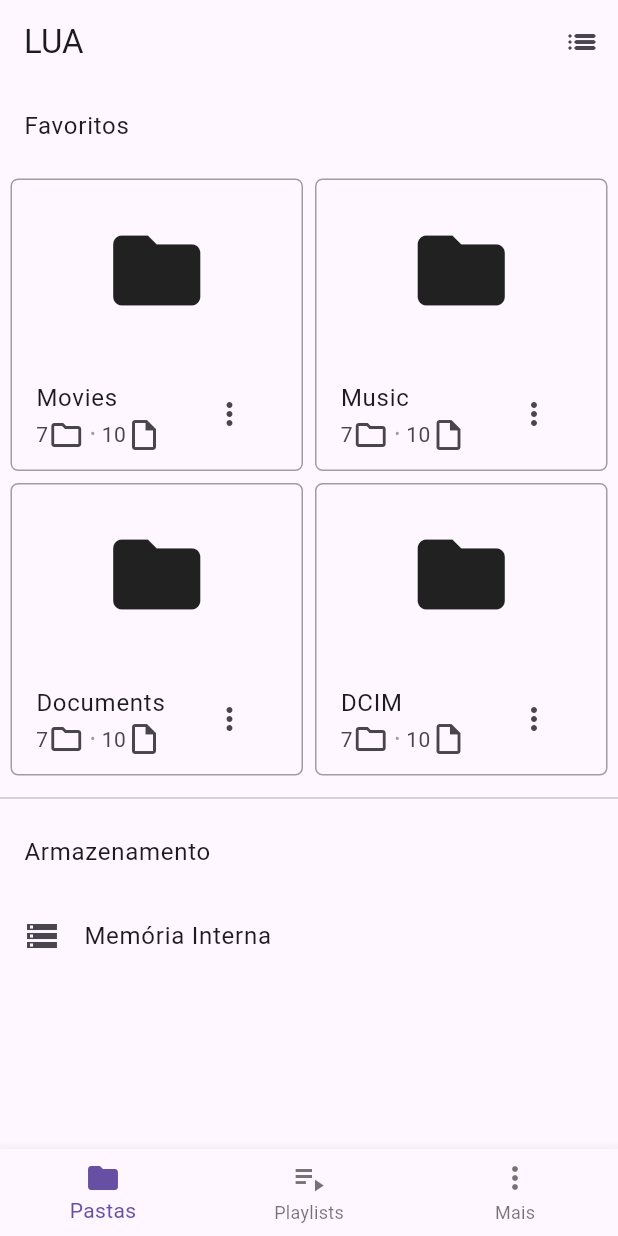
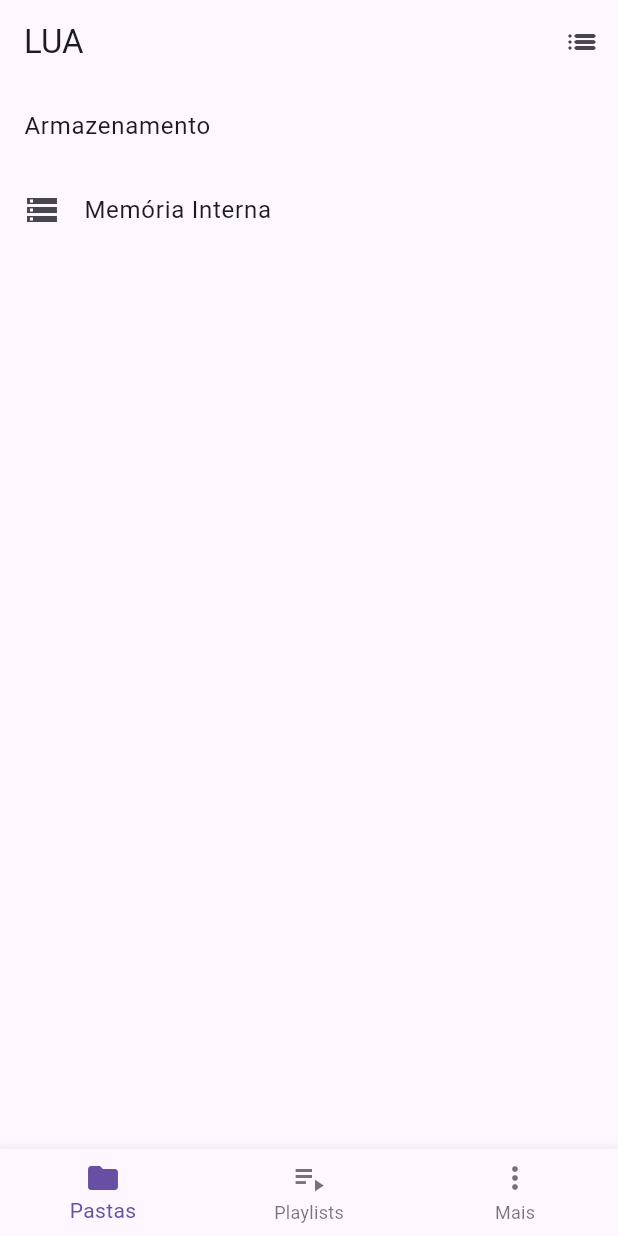
Before and after one commit to UildsonSantos/Lua, a Flutter app: the screen it shows after launch, on a phone screen of 412 x 824 dp. Run offline on Flutter 3.47's test engine with Material 3 defaults, Android fonts, the phone set to English and light mode, and no system bars; our stand-ins replace dartz, equatable, flutter_bloc, get_it, just_audio, permission_handler and 1 more; missing offline and left inert: flutter_media_metadata; accounts and stored records are empty.

Commit message:
refactor: improve FolderWidget and HomePage for dynamic favorites management

```diff
--- a/lib/presentation/pages/home_page.dart
+++ b/lib/presentation/pages/home_page.dart
@@ -47,58 +47,6 @@ class HomePageState extends State<HomePage> {
   Widget build(BuildContext context) {
     final double screenHeight = MediaQuery.of(context).size.height;
 
-    final List<Widget> favoritos = [
-      FolderWidget(
-        fileCount: 10,
-        folderCount: 7,
-        isVerticalView: _isVerticalView,
-        icon: Icons.folder,
-        fileOrDirectory: '/storage/emulated/0/Movies',
-      ),
-      FolderWidget(
-        fileCount: 10,
-        folderCount: 7,
-        isVerticalView: _isVerticalView,
-        icon: Icons.folder,
-        fileOrDirectory: '/storage/emulated/0/Music',
-      ),
-      FolderWidget(
-        fileCount: 10,
-        folderCount: 7,
-        isVerticalView: _isVerticalView,
-        icon: Icons.folder,
-        fileOrDirectory: '/storage/emulated/0/Documents',
-      ),
-      FolderWidget(
-        fileCount: 10,
-        folderCount: 7,
-        isVerticalView: _isVerticalView,
-        icon: Icons.folder,
-        fileOrDirectory: '/storage/emulated/0/DCIM',
-      ),
-      FolderWidget(
-        fileCount: 10,
-        folderCount: 7,
-        isVerticalView: _isVerticalView,
-        icon: Icons.folder,
-        fileOrDirectory: '/storage/emulated/0/Download',
-      ),
-      FolderWidget(
-        fileCount: 10,
-        folderCount: 7,
-        isVerticalView: _isVerticalView,
-        icon: Icons.folder,
-        fileOrDirectory: '/storage/emulated/0/Picture',
-      ),
-      FolderWidget(
-        fileCount: 10,
-        folderCount: 7,
-        isVerticalView: _isVerticalView,
-        icon: Icons.folder,
-        fileOrDirectory: '/storage/emulated/0/Recordings',
-      ),
-    ];
-
     return Scaffold(
       appBar: AppBar(
         title: const Text('LUA'),
@@ -111,6 +59,13 @@ class HomePageState extends State<HomePage> {
         ],
       ),
       body: Column(
+        children: [
+          BlocBuilder<FavoriteBloc, FavoriteState>(
+            builder: (context, state) {
+              if (state.favorites.isEmpty) {
+                return const SizedBox.shrink();
+              }
+              return Column(
                 children: [
                   const ListTile(
                     title: Text('Favoritos'),
@@ -129,13 +84,24 @@ class HomePageState extends State<HomePage> {
                         mainAxisSpacing: 8,
                         childAspectRatio: _isVerticalView ? 1 : 6,
                       ),
-              itemCount: favoritos.length,
+                      itemCount: state.favorites.length,
                       itemBuilder: (context, index) {
-                return favoritos[index];
+                        return FolderWidget(
+                          fileCount: 0, // replace with the actual file count
+                          folderCount:
+                              0, // replace with the actual folder count
+                          isVerticalView: _isVerticalView,
+                          icon: Icons.folder,
+                          fileOrDirectory: state.favorites[index],
+                        );
                       },
                     ),
                   ),
                   const Divider(),
+                ],
+              );
+            },
+          ),
           const ListTile(
             title: Text('Armazenamento'),
           ),
```
Also changed, not shown: lib/presentation/widgets/folder_widget.dart (+47 -19 lines). Lines whose indentation alone changed are shown as unchanged.
